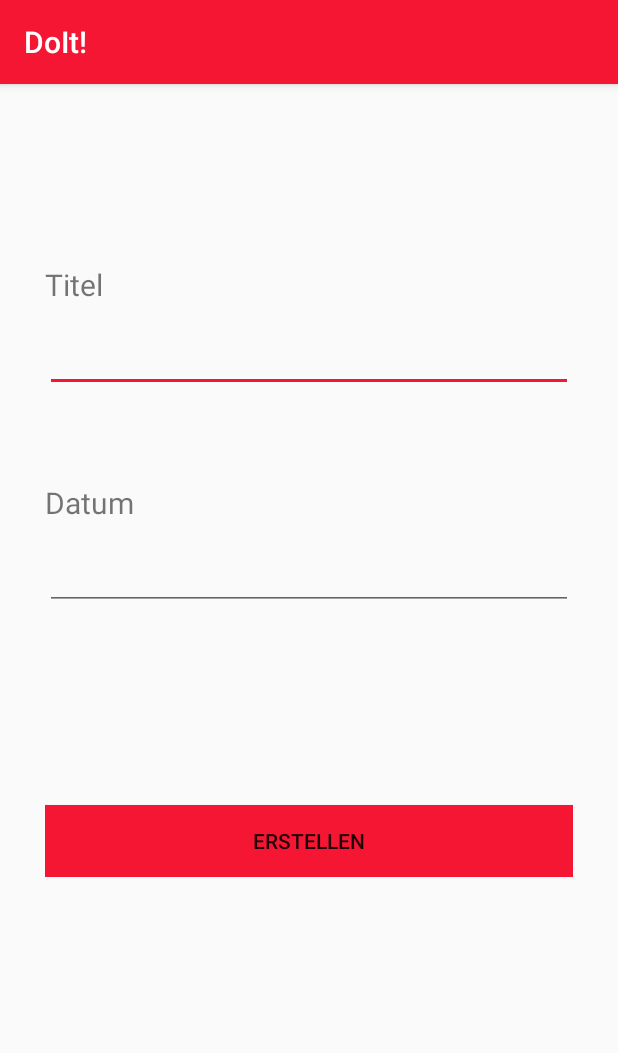
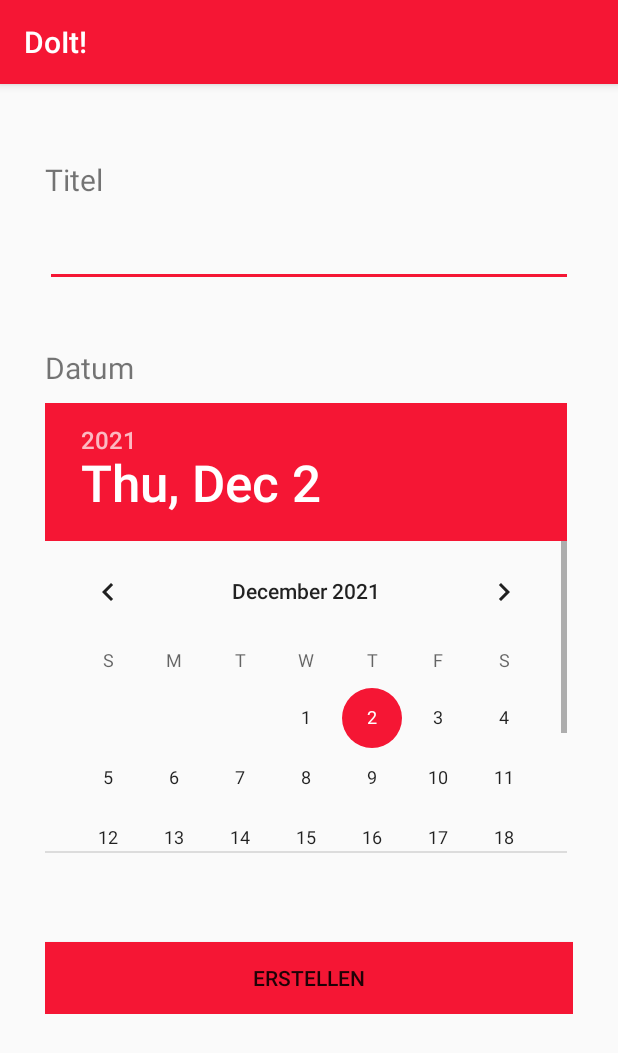
Before and after one commit to Grontourismo/M335-DoIt-App, an Android app: the TodoFormActivity screen opened directly, with no data from a screen before it, on a phone screen of 412 x 824 dp. Shown: the top 1053 px of the screen. Run offline under Robolectric (Android 15) with nearby library versions, the phone set to English and light mode, and no system bars.

Commit message:
Better datepicker

```diff
--- a/app/src/main/res/layout/activity_todo_form.xml
+++ b/app/src/main/res/layout/activity_todo_form.xml
@@ -10,7 +10,7 @@
         android:layout_width="match_parent"
         android:layout_height="wrap_content"
         android:layout_marginLeft="30dp"
-        android:layout_marginTop="120dp"
+        android:layout_marginTop="50dp"
         android:layout_marginRight="30dp"
         android:orientation="vertical"
         android:textAlignment="center"
@@ -23,9 +23,9 @@
             android:layout_width="match_parent"
             android:layout_height="wrap_content"
             android:layout_marginBottom="10dp"
+            android:labelFor="@id/titleInput"
             android:text="@string/title"
-            android:textSize="20sp"
-            android:labelFor="@id/titleInput"/>
+            android:textSize="20sp" />
 
         <EditText
             android:id="@+id/titleInput"
@@ -33,33 +33,39 @@
             android:layout_height="wrap_content"
             android:ems="10"
             android:inputType="textPersonName"
-            android:textSize="20sp"/>
+            android:textSize="20sp" />
 
         <TextView
             android:id="@+id/textView3"
             android:layout_width="match_parent"
             android:layout_height="wrap_content"
-            android:layout_marginTop="60dp"
+            android:layout_marginTop="40dp"
             android:layout_marginBottom="10dp"
+            android:labelFor="@id/dateInput"
             android:text="@string/date"
-            android:textSize="20sp"
-            android:labelFor="@id/dateInput"/>
+            android:textSize="20sp" />
 
-        <EditText
+        <DatePicker
             android:id="@+id/dateInput"
             android:layout_width="match_parent"
+            android:layout_height="300dp"
+            android:ems="10"
+            android:textSize="20sp" />
+
+        <TextView
+            android:id="@+id/errorTextView"
+            android:layout_width="match_parent"
             android:layout_height="wrap_content"
-            android:ems="10"
-            android:inputType="date"
-            android:textSize="20sp" />
+            android:textColor="#FF0000" />
 
         <Button
             android:id="@+id/button"
             android:layout_width="match_parent"
             android:layout_height="wrap_content"
-            android:layout_marginTop="130dp"
+            android:layout_marginTop="40dp"
             android:background="@color/primary"
-            android:text="@string/create"
-            android:onClick="clicked"/>
+            android:onClick="clicked"
+            android:text="@string/create" />
+
     </LinearLayout>
 </androidx.constraintlayout.widget.ConstraintLayout>
```
Also changed, not shown: app/src/main/AndroidManifest.xml (+1 -6 lines), app/src/main/java/ch/mgb/uek/m335_doit_app/activity/TodoFormActivity.java (+11 -8 lines).
